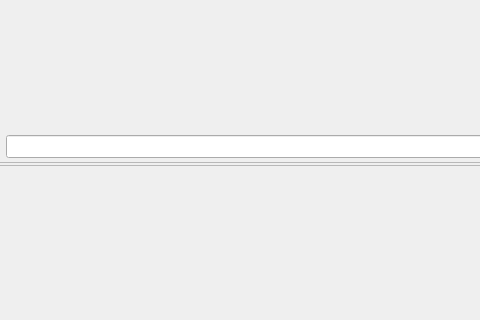
This is bin/data/ui/weblogin.ui in realXtend/tundra as Qt 5 draws it before an edit; both pictures show x 0 to 480 and y 132 to 452 of the 794 by 585 pixel window. The edited form follows.
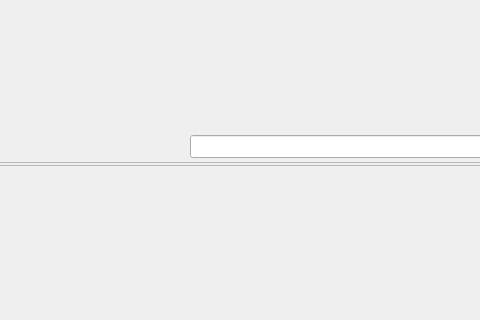
This is the edited form.

Diff of the .ui file:
```diff
--- a/bin/data/ui/weblogin.ui
+++ b/bin/data/ui/weblogin.ui
@@ -45,6 +45,70 @@
        <property name="bottomMargin">
         <number>3</number>
        </property>
+       <item>
+        <widget class="QPushButton" name="pushButton_Back">
+         <property name="statusTip">
+          <string>Back</string>
+         </property>
+         <property name="iconSize">
+          <size>
+           <width>25</width>
+           <height>25</height>
+          </size>
+         </property>
+         <property name="flat">
+          <bool>true</bool>
+         </property>
+        </widget>
+       </item>
+       <item>
+        <widget class="QPushButton" name="pushButton_Forward">
+         <property name="statusTip">
+          <string>Forward</string>
+         </property>
+         <property name="iconSize">
+          <size>
+           <width>25</width>
+           <height>25</height>
+          </size>
+         </property>
+         <property name="flat">
+          <bool>true</bool>
+         </property>
+        </widget>
+       </item>
+       <item>
+        <widget class="QPushButton" name="pushButton_Refresh">
+         <property name="statusTip">
+          <string>Refresh</string>
+         </property>
+         <property name="iconSize">
+          <size>
+           <width>25</width>
+           <height>25</height>
+          </size>
+         </property>
+         <property name="flat">
+          <bool>true</bool>
+         </property>
+        </widget>
+       </item>
+       <item>
+        <widget class="QPushButton" name="pushButton_Stop">
+         <property name="statusTip">
+          <string>Stop</string>
+         </property>
+         <property name="iconSize">
+          <size>
+           <width>25</width>
+           <height>25</height>
+          </size>
+         </property>
+         <property name="flat">
+          <bool>true</bool>
+         </property>
+        </widget>
+       </item>
        <item>
         <widget class="QComboBox" name="comboBox_Address">
          <property name="sizePolicy">
@@ -124,6 +188,12 @@
        </property>
        <item>
         <widget class="QLabel" name="label_Status">
+         <property name="sizePolicy">
+          <sizepolicy hsizetype="Fixed" vsizetype="Fixed">
+           <horstretch>0</horstretch>
+           <verstretch>0</verstretch>
+          </sizepolicy>
+         </property>
          <property name="text">
           <string/>
          </property>
```
Left out of the diff: 16 changed lines with no effect on the pictures.
